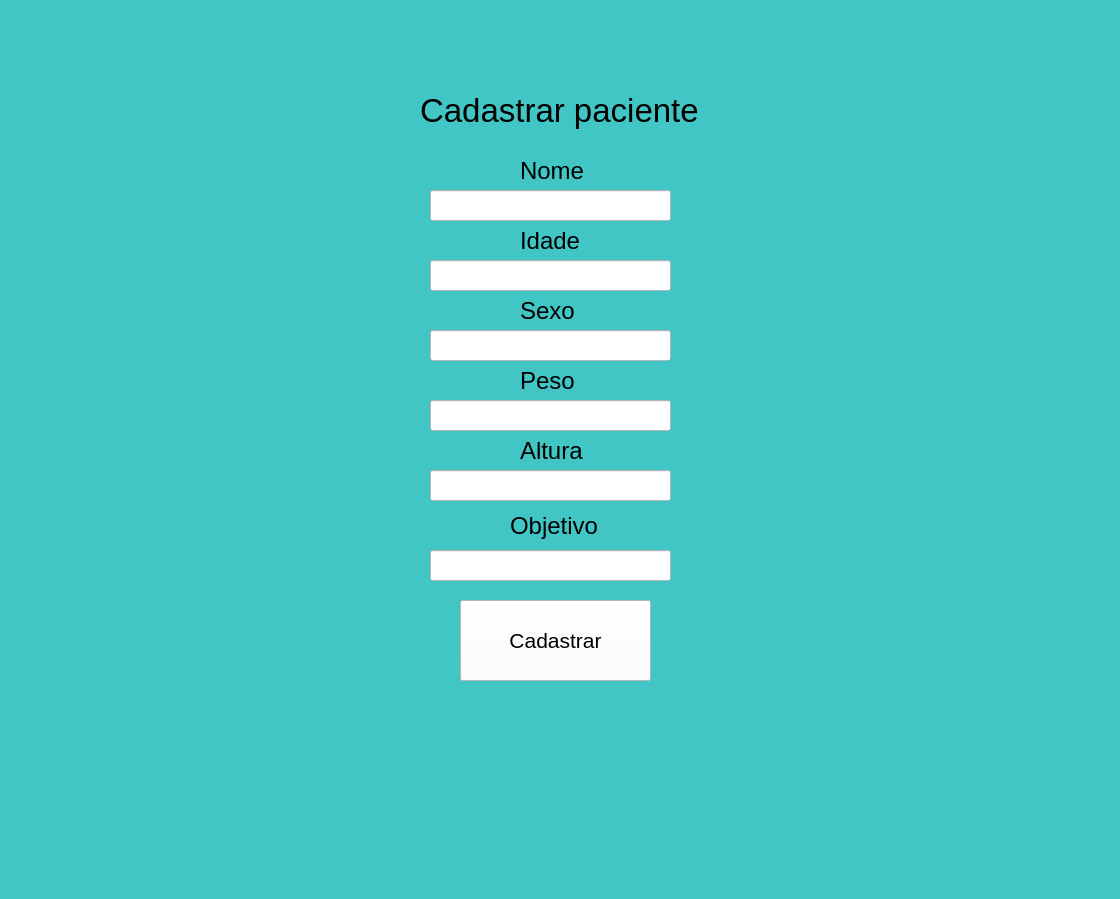
The window that Nutricionista/cadastro/Tela cadastro.ui (Gustav0Oliveira/Qt-designer) describes before a commit, drawn with Qt 5.
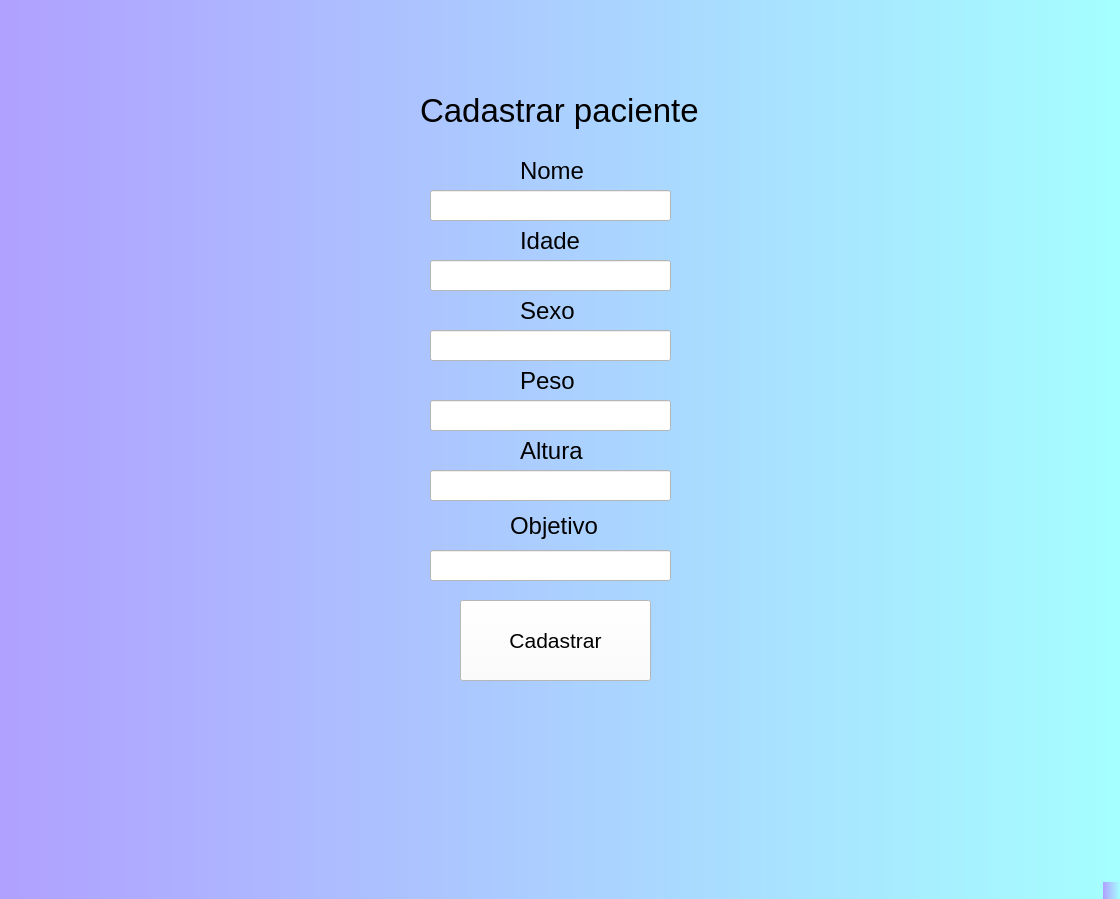
The same window after the commit. Icons and pictures are not drawn.

Commit message:
me perdoa
:(

```diff
--- a/Nutricionista/cadastro/Tela cadastro.ui
+++ b/Nutricionista/cadastro/Tela cadastro.ui
@@ -14,8 +14,8 @@
    <string>MainWindow</string>
   </property>
   <property name="styleSheet">
-   <string notr="true">background-color: rgb(65, 197, 197);
-font: &quot;Arial&quot;;</string>
+   <string notr="true">font: &quot;Arial&quot;;
+background-color: qlineargradient(spread:pad, x1:0, y1:0, x2:1, y2:0, stop:0 rgba(176, 160, 255, 255), stop:1 rgba(165, 255, 255, 255));</string>
   </property>
   <widget class="QWidget" name="centralwidget">
    <widget class="QLabel" name="label">
@@ -32,6 +32,9 @@
       <pointsize>25</pointsize>
      </font>
     </property>
+    <property name="styleSheet">
+     <string notr="true">background-color: none;</string>
+    </property>
     <property name="text">
      <string>Cadastrar paciente</string>
     </property>
@@ -50,6 +53,9 @@
       <pointsize>18</pointsize>
      </font>
     </property>
+    <property name="styleSheet">
+     <string notr="true">background-color: none;</string>
+    </property>
     <property name="text">
      <string>Nome</string>
     </property>
@@ -82,6 +88,9 @@
       <pointsize>18</pointsize>
      </font>
     </property>
+    <property name="styleSheet">
+     <string notr="true">background-color: none;</string>
+    </property>
     <property name="text">
      <string>Idade</string>
     </property>
@@ -113,6 +122,9 @@
       <pointsize>18</pointsize>
      </font>
     </property>
+    <property name="styleSheet">
+     <string notr="true">background-color: none;</string>
+    </property>
     <property name="text">
      <string>Sexo</string>
     </property>
@@ -144,6 +156,9 @@
       <pointsize>18</pointsize>
      </font>
     </property>
+    <property name="styleSheet">
+     <string notr="true">background-color: none;</string>
+    </property>
     <property name="text">
      <string>Peso</string>
     </property>
@@ -175,6 +190,9 @@
       <pointsize>18</pointsize>
      </font>
     </property>
+    <property name="styleSheet">
+     <string notr="true">background-color: none;</string>
+    </property>
     <property name="text">
      <string>Altura</string>
     </property>
@@ -206,6 +224,9 @@
       <pointsize>18</pointsize>
      </font>
     </property>
+    <property name="styleSheet">
+     <string notr="true">background-color: none;</string>
+    </property>
     <property name="text">
      <string>Objetivo</string>
     </property>
@@ -244,22 +265,6 @@
      <string>Cadastrar</string>
     </property>
    </widget>
-   <widget class="QLabel" name="label_IconeVoltar">
-    <property name="geometry">
-     <rect>
-      <x>10</x>
-      <y>10</y>
-      <width>71</width>
-      <height>71</height>
-     </rect>
-    </property>
-    <property name="text">
-     <string/>
-    </property>
-    <property name="pixmap">
-     <pixmap>../../../../Downloads/Pufferfish_29_JE4_BE1 (2).webp</pixmap>
-    </property>
-   </widget>
   </widget>
   <widget class="QMenuBar" name="menubar">
    <property name="geometry">
```
The commit also changes 2 other files.
